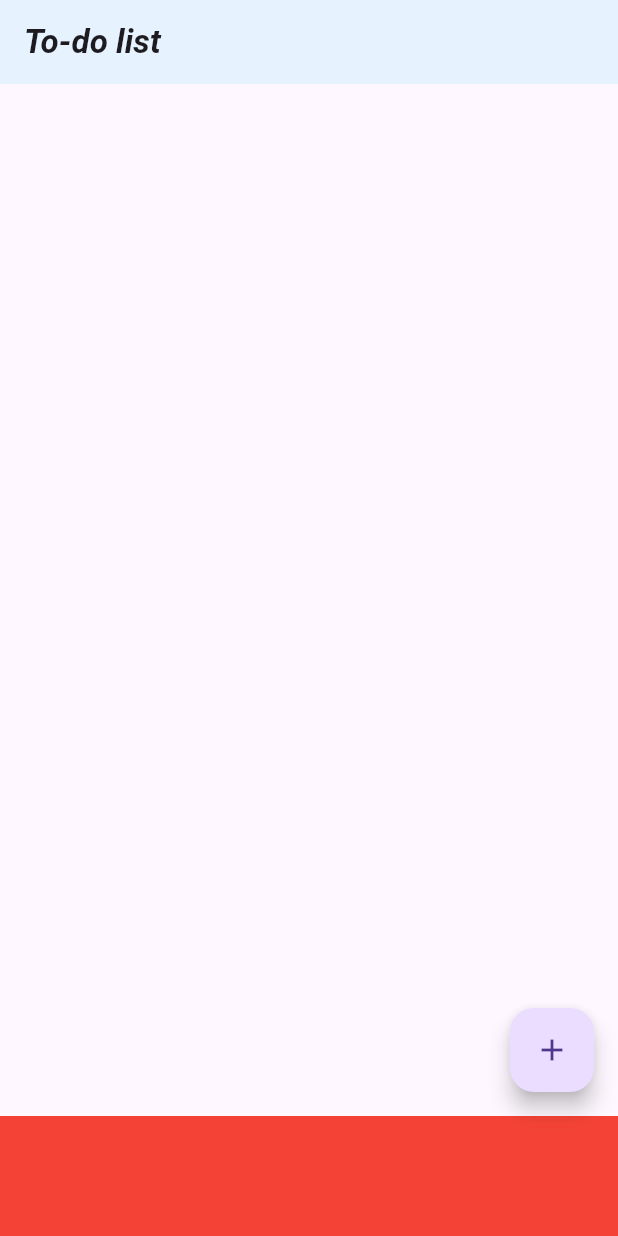
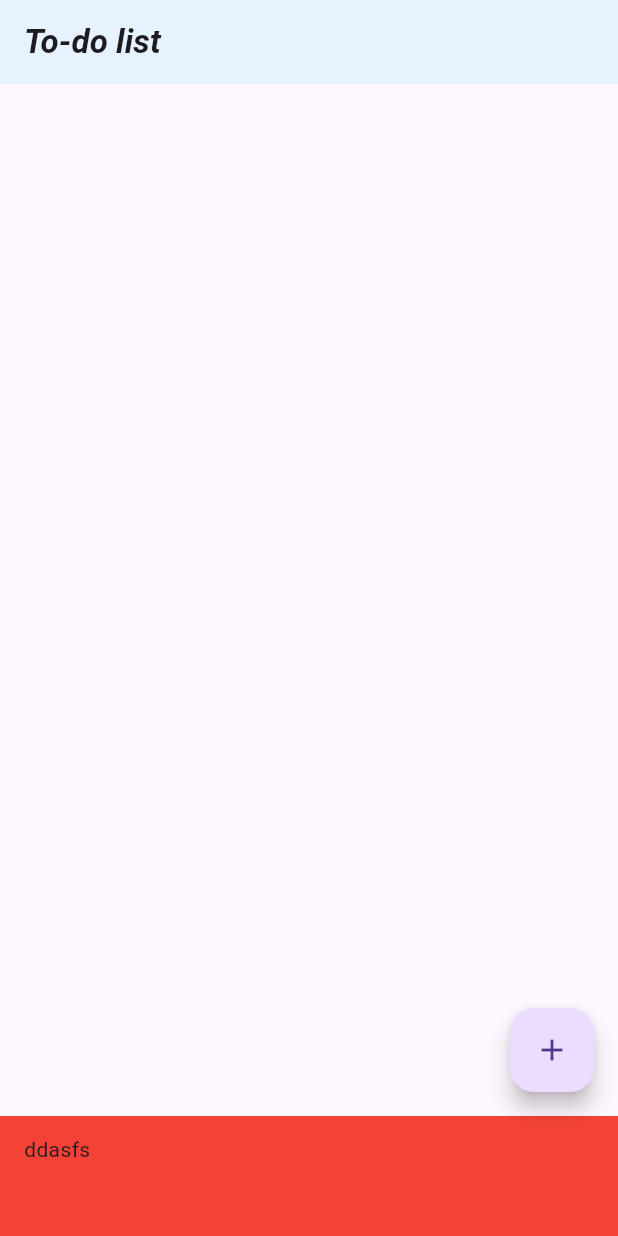
Before and after one commit to HyeontaeLim/to_do_list, a Flutter app: the screen it shows after launch, on a phone screen of 412 x 824 dp. Run offline on Flutter 3.47's test engine with Material 3 defaults, Android fonts, the phone set to English and light mode, and no system bars.

Commit message:
뭔가 뭔가

```diff
--- a/lib/main.dart
+++ b/lib/main.dart
@@ -54,7 +54,7 @@ class _MyAppState extends State<MyApp> {
             leading: Icon(Icons.arrow_forward_ios), title: Text(list[i]),);
         }),
         bottomNavigationBar: BottomAppBar(
-          child: Text(''), color: Colors.red,)
+          child: Text('ddasfs'), color: Colors.red,)
     );
   }
 }
```
